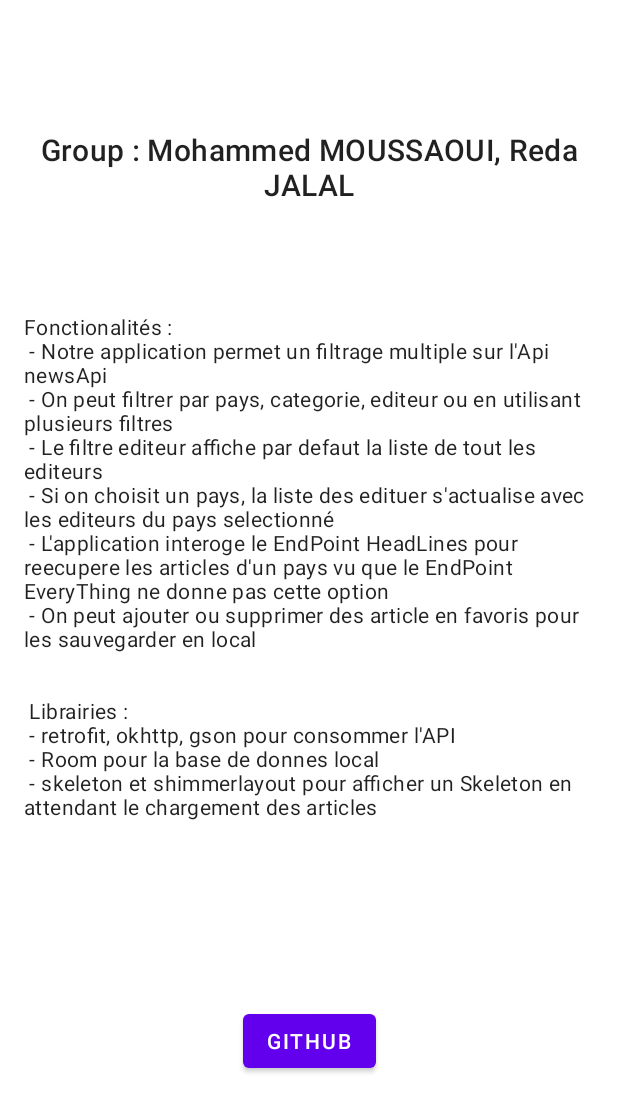
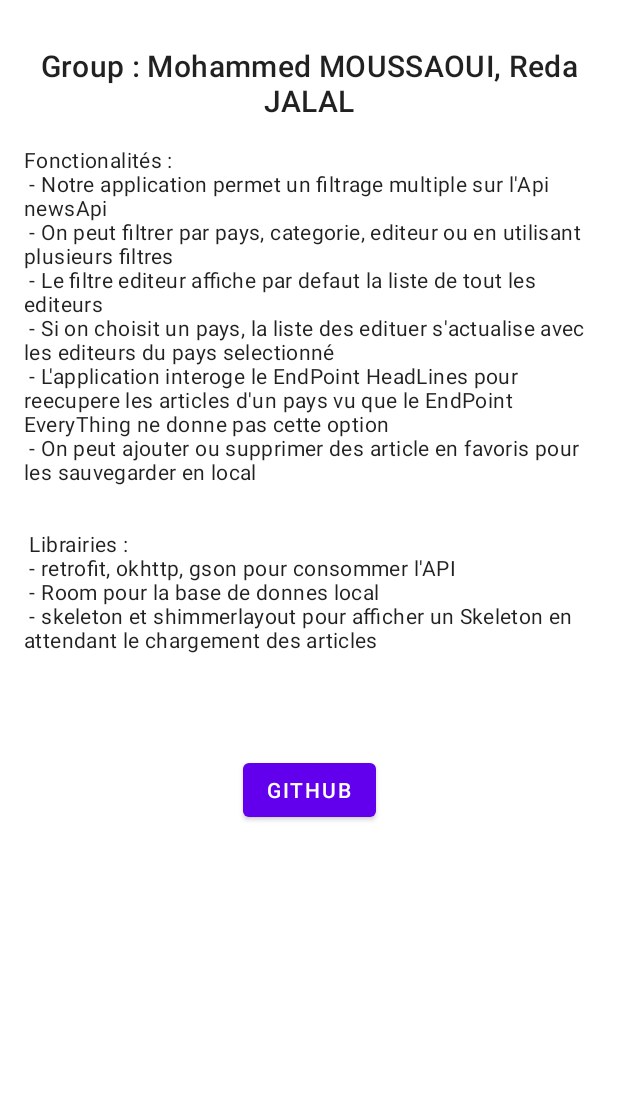
Before and after one commit to mmed199/newsletter, an Android app: the layout fragment_about_us.xml on its own in the app's theme, with its tools: preview values and no code run, on a phone screen of 412 x 824 dp. Shown: the top 1112 px of the screen. Run offline under Robolectric (Android 15) with nearby library versions, the phone set to English and light mode, and no system bars; network calls fail.

Commit message:
fix scroll details page

```diff
--- a/app/src/main/res/layout/fragment_about_us.xml
+++ b/app/src/main/res/layout/fragment_about_us.xml
@@ -1,4 +1,9 @@
 <?xml version="1.0" encoding="utf-8"?>
+<ScrollView
+    xmlns:android="http://schemas.android.com/apk/res/android"
+    android:layout_width="fill_parent"
+    android:layout_height="fill_parent">
+
     <androidx.constraintlayout.widget.ConstraintLayout xmlns:android="http://schemas.android.com/apk/res/android"
         xmlns:app="http://schemas.android.com/apk/res-auto"
         xmlns:tools="http://schemas.android.com/tools"
@@ -46,3 +51,4 @@
             app:layout_constraintBottom_toBottomOf="parent"
             />
     </androidx.constraintlayout.widget.ConstraintLayout>
+</ScrollView>
```
Also changed, not shown: app/src/main/res/layout/fragment_article_details.xml (+9 -3 lines). Lines whose indentation alone changed are shown as unchanged.
